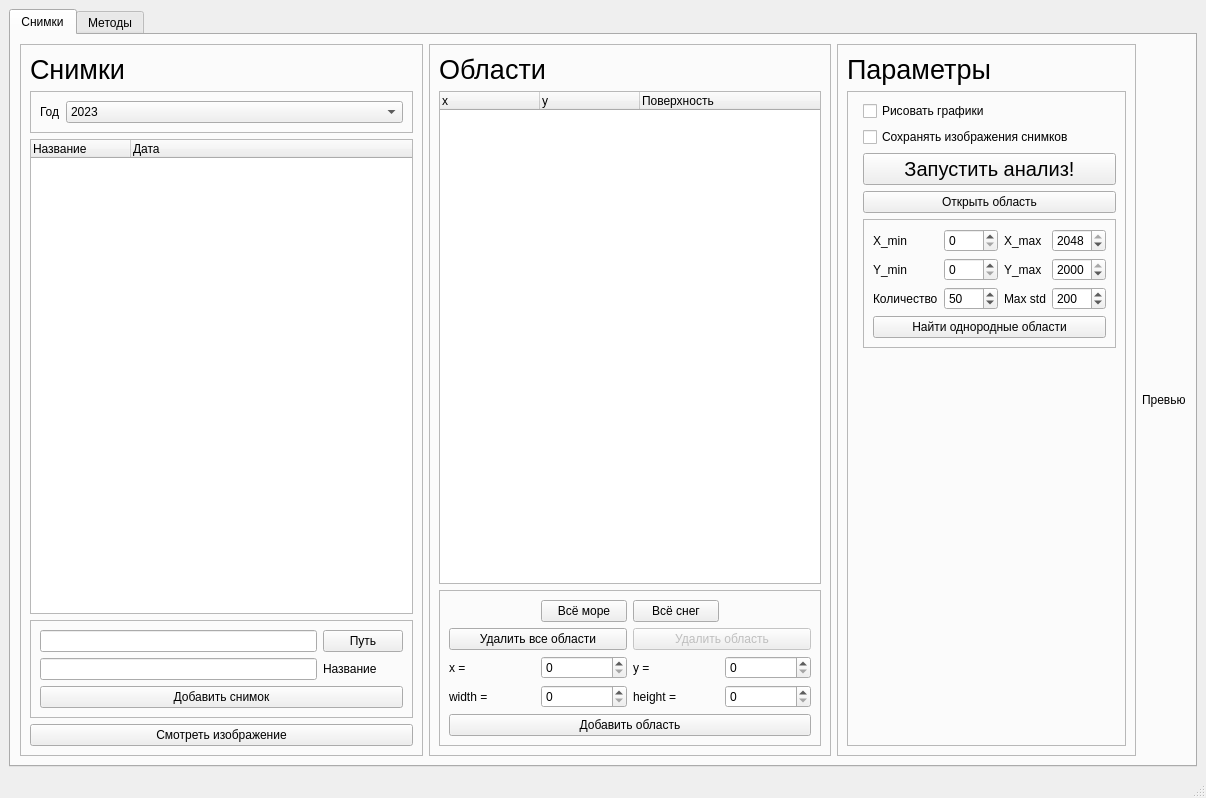
Before: the Qt Designer form UI/main_window.ui in Limuranius/FY3D-image-analyzer, drawn with Qt 5.
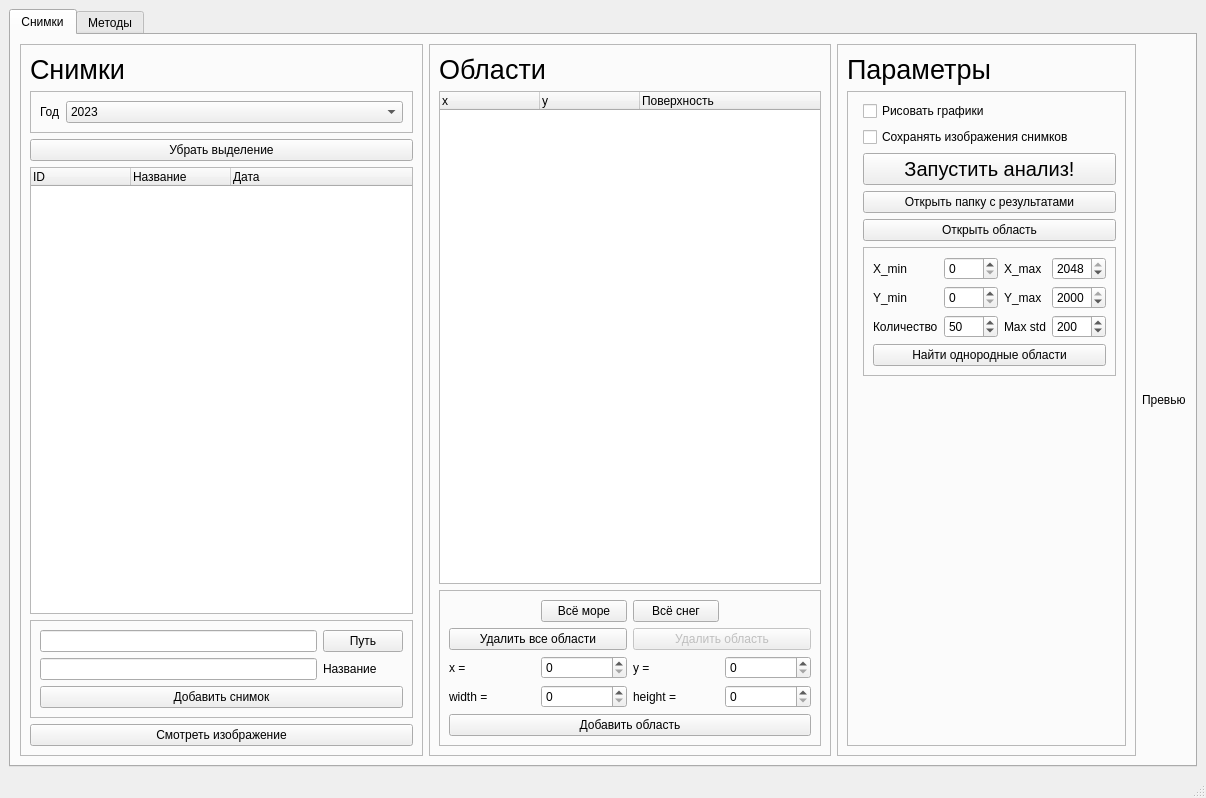
After: the same form once the commit is applied. Custom widgets are drawn as their Qt base class.

```diff
--- a/UI/main_window.ui
+++ b/UI/main_window.ui
@@ -94,8 +94,20 @@
              </layout>
             </widget>
            </item>
+           <item>
+            <widget class="QPushButton" name="pushButton_unselect_images">
+             <property name="text">
+              <string>Убрать выделение</string>
+             </property>
+            </widget>
+           </item>
            <item>
             <widget class="QTreeWidget" name="treeWidget_images">
+             <column>
+              <property name="text">
+               <string>ID</string>
+              </property>
+             </column>
              <column>
               <property name="text">
                <string>Название</string>
@@ -377,14 +389,14 @@
                 </property>
                </widget>
               </item>
-              <item row="3" column="1">
+              <item row="4" column="1">
                <widget class="QPushButton" name="pushButton_open_area">
                 <property name="text">
                  <string>Открыть область</string>
                 </property>
                </widget>
               </item>
-              <item row="5" column="1">
+              <item row="6" column="1">
                <widget class="QFrame" name="frame_10">
                 <property name="frameShape">
                  <enum>QFrame::StyledPanel</enum>
@@ -499,6 +511,13 @@
                 </layout>
                </widget>
               </item>
+              <item row="3" column="1">
+               <widget class="QPushButton" name="pushButton_open_results_folder">
+                <property name="text">
+                 <string>Открыть папку с результатами</string>
+                </property>
+               </widget>
+              </item>
              </layout>
             </widget>
            </item>
```
